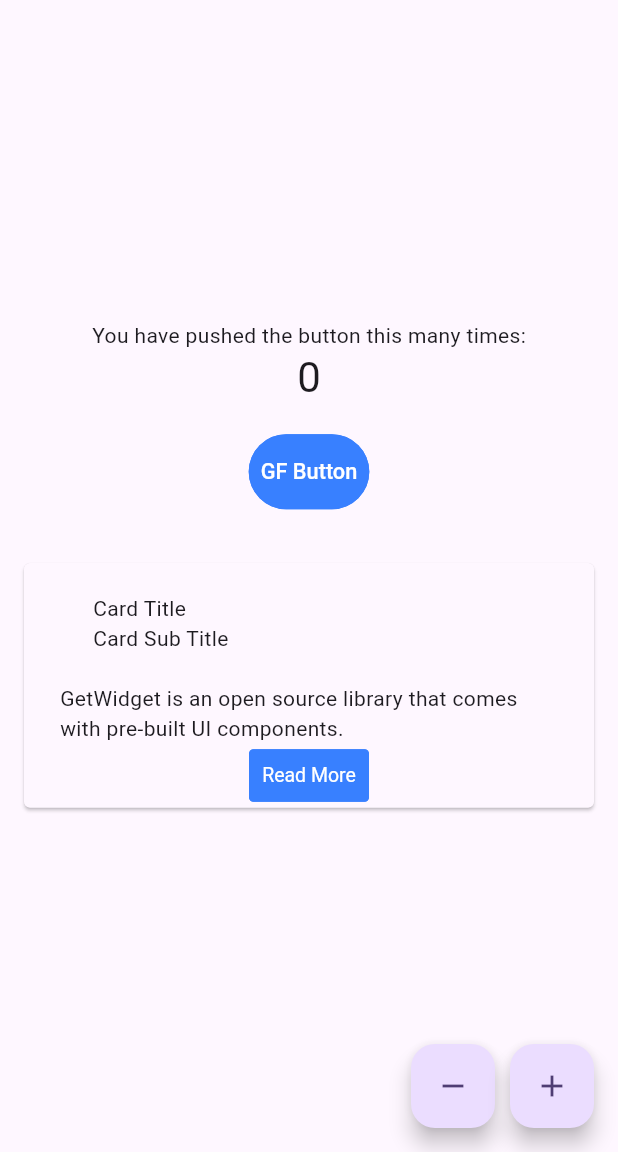
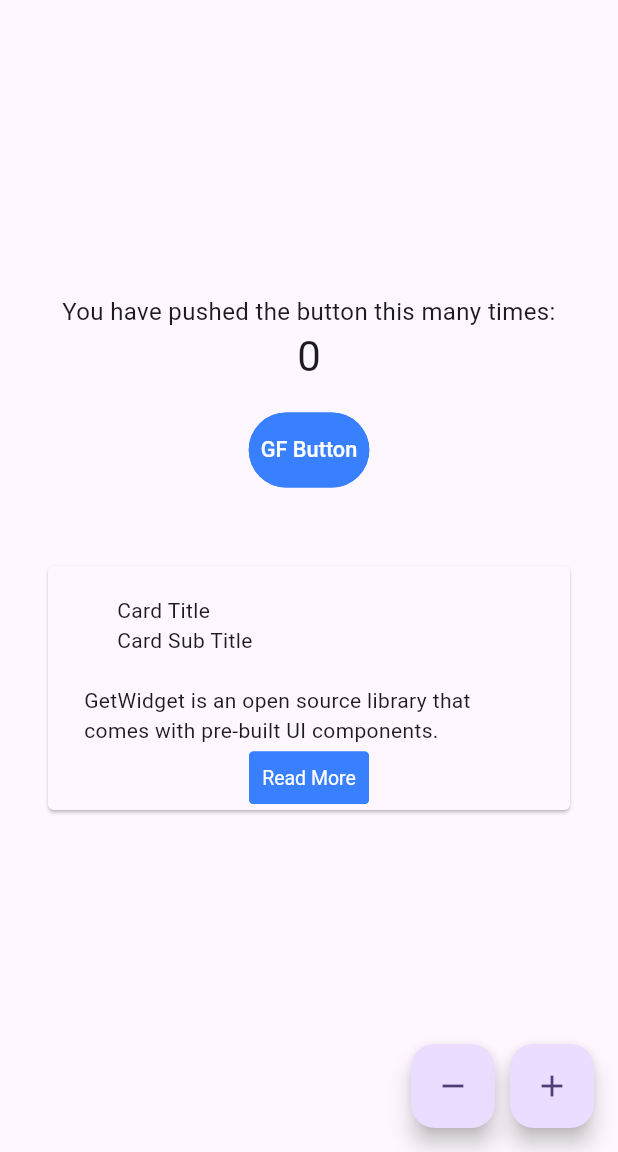
Before and after one commit to Waxmard/rinking-epp, a Flutter app: the screen it shows after launch, on a phone screen of 412 x 824 dp, the part 84-1236 px from its top. Run offline on Flutter 3.47's test engine with Material 3 defaults, Android fonts, the phone set to English and light mode, and no system bars; drawn by our look-alikes of getwidget.

Commit message:
feat: implement responsive UI layouts and helpers
Refactor main.dart to separate mobile and desktop layouts
for improved responsiveness. Introduce ResponsiveHelper
utility class to manage screen size detection and adaptive
padding and font sizing. Update UI components to leverage
new responsive design, ensuring a better user experience
across devices. Remove unnecessary comments to clean up
the code and enhance readability.

```diff
--- a/ui/lib/main.dart
+++ b/ui/lib/main.dart
@@ -2,6 +2,7 @@ import 'package:flutter/material.dart';
 import 'package:getwidget/getwidget.dart';
 import 'package:provider/provider.dart';
 import 'providers/counter_provider.dart';
+import 'utils/responsive_helper.dart';
 
 void main() {
   runApp(const MyApp());
@@ -10,7 +11,6 @@ void main() {
 class MyApp extends StatelessWidget {
   const MyApp({super.key});
 
-  // This widget is the root of your application.
   @override
   Widget build(BuildContext context) {
     return ChangeNotifierProvider(
@@ -29,15 +29,6 @@ class MyApp extends StatelessWidget {
 class MyHomePage extends StatefulWidget {
   const MyHomePage({super.key, required this.title});
 
-  // This widget is the home page of your application. It is stateful, meaning
-  // that it has a State object (defined below) that contains fields that affect
-  // how it looks.
-
-  // This class is the configuration for the state. It holds the values (in this
-  // case the title) provided by the parent (in this case the App widget) and
-  // used by the build method of the State. Fields in a Widget subclass are
-  // always marked "final".
-
   final String title;
 
   @override
@@ -51,27 +42,49 @@ class _MyHomePageState extends State<MyHomePage> {
 
   @override
   Widget build(BuildContext context) {
-    // This method is rerun every time setState is called, for instance as done
-    // by the _incrementCounter method above.
-    //
-    // The Flutter framework has been optimized to make rerunning build methods
-    // fast, so that you can just rebuild anything that needs updating rather
-    // than having to individually change instances of widgets.
+    // Use our helper to check the screen size
+    bool isSmallScreen = ResponsiveHelper.isMobile(context);
+
     return Scaffold(
       appBar: AppBar(
-        // TRY THIS: Try changing the color here to a specific color (to
-        // Colors.amber, perhaps?) and trigger a hot reload to see the AppBar
-        // change color while the other colors stay the same.
         backgroundColor: Theme.of(context).colorScheme.inversePrimary,
-        // Here we take the value from the MyHomePage object that was created by
-        // the App.build method, and use it to set our appbar title.
         title: Text(widget.title),
       ),
       body: Center(
-        child: Column(
+        child: isSmallScreen
+          ? _buildMobileLayout(context)
+          : _buildDesktopLayout(context),
+      ),
+      floatingActionButton: Row(
+        mainAxisAlignment: MainAxisAlignment.end,
+        children: [
+          FloatingActionButton(
+            onPressed: () => Provider.of<CounterProvider>(context, listen: false).decrement(),
+            tooltip: 'Decrement',
+            child: const Icon(Icons.remove),
+          ),
+          const SizedBox(width: 10),
+          FloatingActionButton(
+            onPressed: () => _incrementCounter(context),
+            tooltip: 'Increment',
+            child: const Icon(Icons.add),
+          ),
+        ],
+      ),
+    );
+  }
+
+  Widget _buildMobileLayout(BuildContext context) {
+    return Column(
       mainAxisAlignment: MainAxisAlignment.center,
       children: <Widget>[
-            const Text('You have pushed the button this many times:'),
+        Text(
+          'You have pushed the button this many times:',
+          textAlign: TextAlign.center,
+          style: TextStyle(
+            fontSize: ResponsiveHelper.getAdaptiveFontSize(context, 16),
+          ),
+        ),
         Consumer<CounterProvider>(
           builder: (context, counterProvider, child) {
             return Text(
@@ -89,11 +102,13 @@ class _MyHomePageState extends State<MyHomePage> {
           size: GFSize.LARGE,
         ),
         const SizedBox(height: 20),
-            GFCard(
+        Padding(
+          padding: ResponsiveHelper.getScreenPadding(context),
+          child: GFCard(
             boxFit: BoxFit.cover,
-              title: GFListTile(
-                title: const Text('Card Title'),
-                subTitle: const Text('Card Sub Title'),
+            title: const GFListTile(
+              title: Text('Card Title'),
+              subTitle: Text('Card Sub Title'),
             ),
             content: const Text('GetWidget is an open source library that comes with pre-built UI components.'),
             buttonBar: GFButtonBar(
@@ -105,25 +120,81 @@ class _MyHomePageState extends State<MyHomePage> {
               ],
             ),
           ),
+        ),
+      ],
+    );
+  }
+
+  Widget _buildDesktopLayout(BuildContext context) {
+    return Row(
+      mainAxisAlignment: MainAxisAlignment.center,
+      crossAxisAlignment: CrossAxisAlignment.center,
+      children: [
+        Expanded(
+          flex: 1,
+          child: Column(
+            mainAxisAlignment: MainAxisAlignment.center,
+            children: [
+              Text(
+                'You have pushed the button this many times:',
+                style: TextStyle(
+                  fontSize: ResponsiveHelper.getAdaptiveFontSize(context, 18),
+                ),
+              ),
+              Consumer<CounterProvider>(
+                builder: (context, counterProvider, child) {
+                  return Text(
+                    '${counterProvider.count}',
+                    style: Theme.of(context).textTheme.headlineMedium?.copyWith(
+                      fontSize: ResponsiveHelper.getAdaptiveFontSize(context, 36),
+                    ),
+                  );
+                },
+              ),
+              const SizedBox(height: 20),
+              GFButton(
+                onPressed: () => _incrementCounter(context),
+                text: 'GF Button',
+                shape: GFButtonShape.pills,
+                color: GFColors.PRIMARY,
+                size: GFSize.LARGE,
+              ),
             ],
           ),
         ),
-      floatingActionButton: Row(
-        mainAxisAlignment: MainAxisAlignment.end,
-        children: [
-          FloatingActionButton(
-            onPressed: () => Provider.of<CounterProvider>(context, listen: false).decrement(),
-            tooltip: 'Decrement',
-            child: const Icon(Icons.remove),
+        Expanded(
+          flex: 2,
+          child: Padding(
+            padding: ResponsiveHelper.getScreenPadding(context),
+            child: GFCard(
+              boxFit: BoxFit.cover,
+              title: GFListTile(
+                title: Text(
+                  'Desktop Card Title',
+                  style: TextStyle(
+                    fontSize: ResponsiveHelper.getAdaptiveFontSize(context, 20),
                   ),
-          const SizedBox(width: 10),
-          FloatingActionButton(
-            onPressed: () => _incrementCounter(context),
-            tooltip: 'Increment',
-            child: const Icon(Icons.add),
+                ),
+                subTitle: Text(
+                  'Card Sub Title',
+                  style: TextStyle(
+                    fontSize: ResponsiveHelper.getAdaptiveFontSize(context, 14),
+                  ),
+                ),
+              ),
+              content: const Text('GetWidget is an open source library that comes with pre-built UI components.'),
+              buttonBar: GFButtonBar(
+                children: <Widget>[
+                  GFButton(
+                    onPressed: () {},
+                    text: 'Read More',
                   ),
                 ],
-      ), // This trailing comma makes auto-formatting nicer for build methods.
+              ),
+            ),
+          ),
+        ),
+      ],
     );
   }
 }
--- /dev/null
+++ b/ui/lib/utils/responsive_helper.dart
@@ -0,0 +1,68 @@
+import 'package:flutter/material.dart';
+
+class ResponsiveHelper {
+  static bool isMobile(BuildContext context) =>
+      MediaQuery.of(context).size.width < 600;
+
+  static bool isTablet(BuildContext context) =>
+      MediaQuery.of(context).size.width >= 600 &&
+      MediaQuery.of(context).size.width < 1000;
+
+  static bool isDesktop(BuildContext context) =>
+      MediaQuery.of(context).size.width >= 1000;
+
+  static double getScreenWidth(BuildContext context) =>
+      MediaQuery.of(context).size.width;
+
+  static double getScreenHeight(BuildContext context) =>
+      MediaQuery.of(context).size.height;
+
+  // Get adaptive padding based on screen size
+  static EdgeInsets getScreenPadding(BuildContext context) {
+    if (isMobile(context)) {
+      return const EdgeInsets.all(16.0);
+    } else if (isTablet(context)) {
+      return const EdgeInsets.all(24.0);
+    } else {
+      return const EdgeInsets.all(32.0);
+    }
+  }
+
+  // Get adaptive font size based on screen size
+  static double getAdaptiveFontSize(BuildContext context, double size) {
+    if (isMobile(context)) {
+      return size;
+    } else if (isTablet(context)) {
+      return size * 1.2;
+    } else {
+      return size * 1.5;
+    }
+  }
+
+  // Return a value based on screen size
+  static T valueBasedOnScreenSize<T>(
+    BuildContext context, {
+    required T mobile,
+    required T tablet,
+    required T desktop,
+  }) {
+    if (isMobile(context)) {
+      return mobile;
+    } else if (isTablet(context)) {
+      return tablet;
+    } else {
+      return desktop;
+    }
+  }
+
+  // Get responsive column count for grids
+  static int getResponsiveGridCount(BuildContext context) {
+    if (isMobile(context)) {
+      return 2;
+    } else if (isTablet(context)) {
+      return 3;
+    } else {
+      return 4;
+    }
+  }
+}
```
Also changed, not shown: 2 other files. Lines whose indentation alone changed are shown as unchanged.
